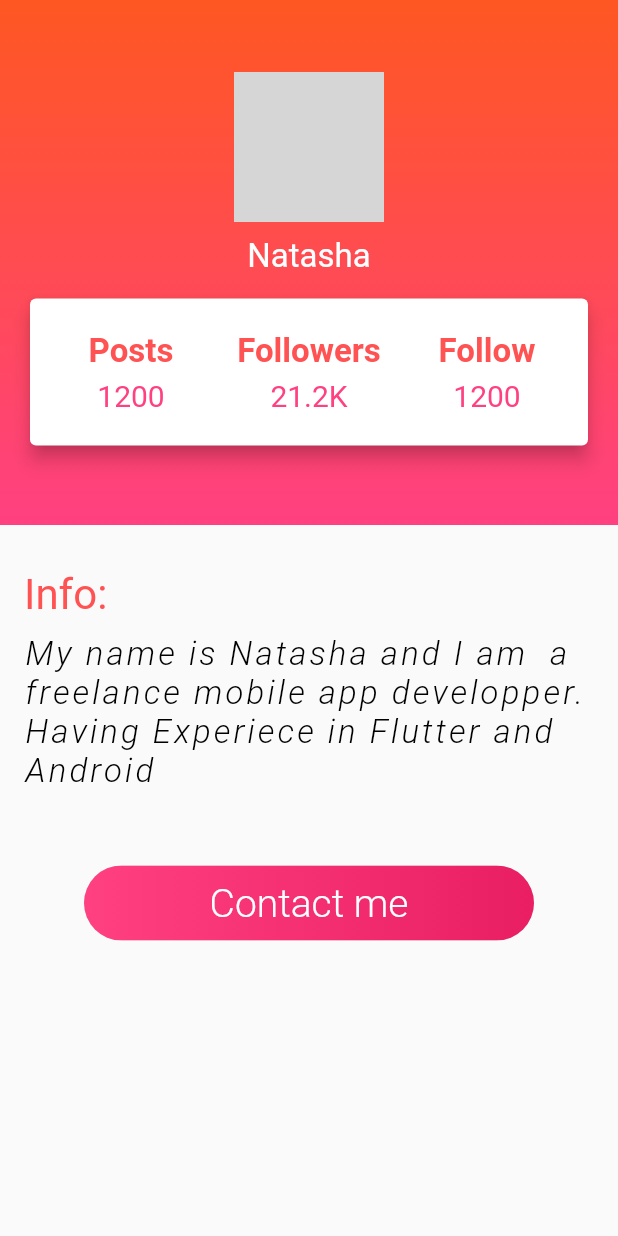
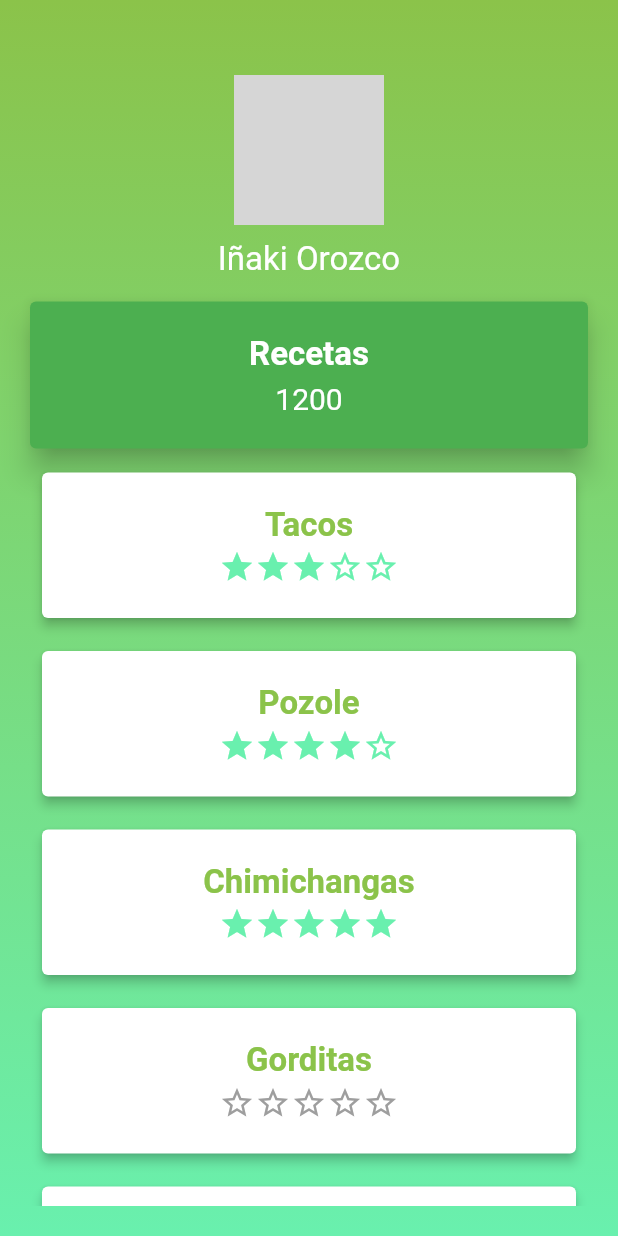
Before and after one commit to Haro1610/Proyecto-PAM-Vegan, a Flutter app: the Perfil screen opened directly, on a phone screen of 412 x 824 dp. Run offline on Flutter 3.47's test engine with Material 2 defaults, Android fonts, the phone set to English and light mode, and no system bars; our stand-ins replace flutter_bloc, google_maps_flutter; network calls fail; grey boxes are pictures that could not be loaded.

Commit message:
Arreglado perfil

```diff
--- a/lib/main.dart
+++ b/lib/main.dart
@@ -20,7 +20,7 @@
     return MaterialApp(
       theme: ThemeData(primarySwatch: Colors.green),
       title: 'Material App',
-      home: Restaurantes(),
+      home: Principal(),
       /*MultiBlocProvider(
         providers: [
 
--- a/lib/perfil/perfil.dart
+++ b/lib/perfil/perfil.dart
@@ -1,5 +1,59 @@
 import 'package:flutter/cupertino.dart';
 import 'package:flutter/material.dart';
+
+class Platillo extends StatelessWidget {
+  int stars = 6;
+  String name = "Pozole";
+
+  Platillo(int stars, String name) {
+    this.stars = stars;
+    this.name = name;
+  }
+
+  @override
+  Widget build(BuildContext context) {
+    return TextButton(
+      onPressed: () {
+        /*
+        BlocProvider.of<TimeBloc>(context).pais = PlatilloName;
+        BlocProvider.of<TimeBloc>(context).add(TimeGet());
+        BlocProvider.of<ImageBloc>(context).add(ImageGet());
+        BlocProvider.of<FraseBloc>(context).add(FraseGet());*/
+      },
+      child: Card(
+        margin: EdgeInsets.symmetric(horizontal: 20.0, vertical: 3.0),
+        clipBehavior: Clip.antiAlias,
+        color: Colors.white,
+        elevation: 3.0,
+        child: Padding(
+          padding: const EdgeInsets.symmetric(horizontal: 8.0, vertical: 22.0),
+          child: Row(
+            children: [
+              Expanded(
+                child: Column(
+                  children: [
+                    Text(
+                      name,
+                      style: TextStyle(
+                        color: Colors.lightGreen,
+                        fontSize: 22.0,
+                        fontWeight: FontWeight.bold,
+                      ),
+                    ),
+                    SizedBox(
+                      height: 3.0,
+                    ),
+                    _CountStars(stars),
+                  ],
+                ),
+              ),
+            ],
+          ),
+        ),
+      ),
+    );
+  }
+}
 
 class Perfil extends StatelessWidget {
   @override
@@ -12,18 +66,19 @@ class Perfil extends StatelessWidget {
                   gradient: LinearGradient(
                       begin: Alignment.topCenter,
                       end: Alignment.bottomCenter,
-                      colors: [Colors.deepOrange, Colors.pinkAccent])),
+                      colors: [Colors.lightGreen, Colors.greenAccent])),
+              height: MediaQuery.of(context).size.height,
               child: Container(
+                margin: EdgeInsets.only(top: 50.0),
                 width: double.infinity,
-                height: 350.0,
                 child: Center(
                   child: Column(
                     crossAxisAlignment: CrossAxisAlignment.center,
-                    mainAxisAlignment: MainAxisAlignment.center,
+                    mainAxisAlignment: MainAxisAlignment.start,
                     children: [
                       CircleAvatar(
                         backgroundImage: NetworkImage(
-                          "https://www.trendrr.net/wp-content/uploads/2017/06/Deepika-Padukone-1.jpg",
+                          "https://islam.ru/en/sites/default/files/img/story/2014/02/red-fox2.jpg",
                         ),
                         radius: 50.0,
                       ),
@@ -31,7 +86,7 @@ class Perfil extends StatelessWidget {
                         height: 10.0,
                       ),
                       Text(
-                        "Natasha",
+                        "Iñaki Orozco",
                         style: TextStyle(
                           fontSize: 22.0,
                           color: Colors.white,
@@ -44,8 +99,8 @@ class Perfil extends StatelessWidget {
                         margin: EdgeInsets.symmetric(
                             horizontal: 20.0, vertical: 5.0),
                         clipBehavior: Clip.antiAlias,
-                        color: Colors.white,
-                        elevation: 5.0,
+                        color: Colors.green,
+                        elevation: 8.0,
                         child: Padding(
                           padding: const EdgeInsets.symmetric(
                               horizontal: 8.0, vertical: 22.0),
@@ -55,9 +110,9 @@ class Perfil extends StatelessWidget {
                                 child: Column(
                                   children: [
                                     Text(
-                                      "Posts",
+                                      "Recetas",
                                       style: TextStyle(
-                                        color: Colors.redAccent,
+                                        color: Colors.white,
                                         fontSize: 22.0,
                                         fontWeight: FontWeight.bold,
                                       ),
@@ -69,136 +124,91 @@ class Perfil extends StatelessWidget {
                                       "1200",
                                       style: TextStyle(
                                         fontSize: 20.0,
-                                        color: Colors.pinkAccent,
-                                      ),
-                                    )
-                                  ],
-                                ),
-                              ),
-                              Expanded(
-                                child: Column(
-                                  children: [
-                                    Text(
-                                      "Followers",
-                                      style: TextStyle(
-                                        color: Colors.redAccent,
-                                        fontSize: 22.0,
-                                        fontWeight: FontWeight.bold,
+                                        color: Colors.white,
                                       ),
                                     ),
-                                    SizedBox(
-                                      height: 5.0,
-                                    ),
-                                    Text(
-                                      "21.2K",
-                                      style: TextStyle(
-                                        fontSize: 20.0,
-                                        color: Colors.pinkAccent,
-                                      ),
-                                    )
-                                  ],
-                                ),
-                              ),
-                              Expanded(
-                                child: Column(
-                                  children: [
-                                    Text(
-                                      "Follow",
-                                      style: TextStyle(
-                                        color: Colors.redAccent,
-                                        fontSize: 22.0,
-                                        fontWeight: FontWeight.bold,
-                                      ),
-                                    ),
-                                    SizedBox(
-                                      height: 5.0,
-                                    ),
-                                    Text(
-                                      "1200",
-                                      style: TextStyle(
-                                        fontSize: 20.0,
-                                        color: Colors.pinkAccent,
-                                      ),
-                                    )
                                   ],
                                 ),
                               ),
                             ],
                           ),
                         ),
-                      )
+                      ),
+                      Container(
+                          height: 500,
+                          child: ListView(
+                              scrollDirection: Axis.vertical,
+                              children: [
+                                Platillo(3, "Tacos"),
+                                Platillo(4, "Pozole"),
+                                Platillo(5, "Chimichangas"),
+                                Platillo(6, "Gorditas"),
+                                Platillo(0, "Ratatouille"),
+                              ])),
                     ],
                   ),
                 ),
               )),
-          Container(
-            child: Padding(
-              padding:
-                  const EdgeInsets.symmetric(vertical: 30.0, horizontal: 16.0),
-              child: Column(
-                mainAxisAlignment: MainAxisAlignment.center,
-                crossAxisAlignment: CrossAxisAlignment.start,
-                children: [
-                  Text(
-                    "Info:",
-                    style: TextStyle(
-                        color: Colors.redAccent,
-                        fontStyle: FontStyle.normal,
-                        fontSize: 28.0),
-                  ),
-                  SizedBox(
-                    height: 10.0,
-                  ),
-                  Text(
-                    'My name is Natasha and I am  a freelance mobile app developper.\n'
-                    'Having Experiece in Flutter and Android',
-                    style: TextStyle(
-                      fontSize: 22.0,
-                      fontStyle: FontStyle.italic,
-                      fontWeight: FontWeight.w300,
-                      color: Colors.black,
-                      letterSpacing: 2.0,
-                    ),
-                  ),
-                ],
-              ),
-            ),
-          ),
-          SizedBox(
-            height: 20.0,
-          ),
-          Container(
-            width: 300.00,
-            child: RaisedButton(
-                onPressed: () {},
-                shape: RoundedRectangleBorder(
-                    borderRadius: BorderRadius.circular(80.0)),
-                elevation: 0.0,
-                padding: EdgeInsets.all(0.0),
-                child: Ink(
-                  decoration: BoxDecoration(
-                    gradient: LinearGradient(
-                        begin: Alignment.centerRight,
-                        end: Alignment.centerLeft,
-                        colors: [Colors.pink, Colors.pinkAccent]),
-                    borderRadius: BorderRadius.circular(30.0),
-                  ),
-                  child: Container(
-                    constraints:
-                        BoxConstraints(maxWidth: 300.0, minHeight: 50.0),
-                    alignment: Alignment.center,
-                    child: Text(
-                      "Contact me",
-                      style: TextStyle(
-                          color: Colors.white,
-                          fontSize: 26.0,
-                          fontWeight: FontWeight.w300),
-                    ),
-                  ),
-                )),
-          ),
         ],
       ),
     );
   }
 }
+
+Row _CountStars(int stars) {
+  var starFull = Icon(
+    Icons.star,
+    color: Colors.greenAccent,
+    size: 24.0,
+    semanticLabel: 'Text to announce in accessibility modes',
+  );
+  var starEmpty = Icon(
+    Icons.star_border_outlined,
+    color: Colors.greenAccent,
+    size: 24.0,
+    semanticLabel: 'Text to announce in accessibility modes',
+  );
+  var starGray = Icon(
+    Icons.star_border_outlined,
+    color: Colors.grey,
+    size: 24.0,
+    semanticLabel: 'Text to announce in accessibility modes',
+  );
+  switch (stars) {
+    case 0:
+      return Row(
+        mainAxisAlignment: MainAxisAlignment.center,
+        children: [starEmpty, starEmpty, starEmpty, starEmpty, starEmpty],
+      );
+    case 1:
+      return Row(
+        mainAxisAlignment: MainAxisAlignment.center,
+        children: [starFull, starEmpty, starEmpty, starEmpty, starEmpty],
+      );
+    case 2:
+      return Row(
+        mainAxisAlignment: MainAxisAlignment.center,
+        children: [starFull, starFull, starEmpty, starEmpty, starEmpty],
+      );
+    case 3:
+      return Row(
+        mainAxisAlignment: MainAxisAlignment.center,
+        children: [starFull, starFull, starFull, starEmpty, starEmpty],
+      );
+    case 4:
+      return Row(
+        mainAxisAlignment: MainAxisAlignment.center,
+        children: [starFull, starFull, starFull, starFull, starEmpty],
+      );
+    case 5:
+      return Row(
+        mainAxisAlignment: MainAxisAlignment.center,
+        children: [starFull, starFull, starFull, starFull, starFull],
+      );
+    default:
+      return Row(
+        mainAxisAlignment: MainAxisAlignment.center,
+        children: [starGray, starGray, starGray, starGray, starGray],
+      );
+  }
+}
```
